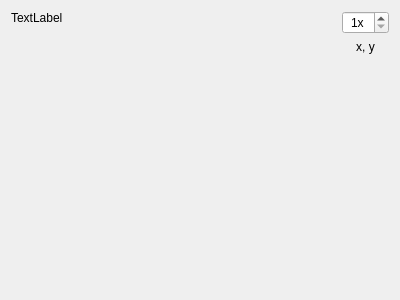
This is controls/widgetbitmapeditor.ui in riuson/lcd-image-converter as Qt 5 draws it before an edit. The edited form follows.
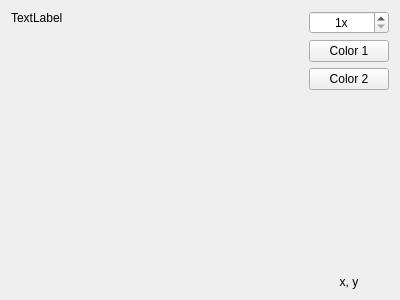
This is the edited form.

Commit message: Added color's picker.

Diff of the .ui file:
```diff
--- a/controls/widgetbitmapeditor.ui
+++ b/controls/widgetbitmapeditor.ui
@@ -58,12 +58,16 @@
       </widget>
      </item>
      <item>
-      <widget class="QLabel" name="labelCoordinates">
+      <widget class="QPushButton" name="pushButtonColor1">
        <property name="text">
-        <string>x, y</string>
+        <string>Color 1</string>
        </property>
-       <property name="alignment">
-        <set>Qt::AlignCenter</set>
+      </widget>
+     </item>
+     <item>
+      <widget class="QPushButton" name="pushButtonColor2">
+       <property name="text">
+        <string>Color 2</string>
        </property>
       </widget>
      </item>
@@ -80,6 +84,16 @@
        </property>
       </spacer>
      </item>
+     <item>
+      <widget class="QLabel" name="labelCoordinates">
+       <property name="text">
+        <string>x, y</string>
+       </property>
+       <property name="alignment">
+        <set>Qt::AlignCenter</set>
+       </property>
+      </widget>
+     </item>
     </layout>
    </item>
   </layout>
```
The commit also changes 2 other files.
